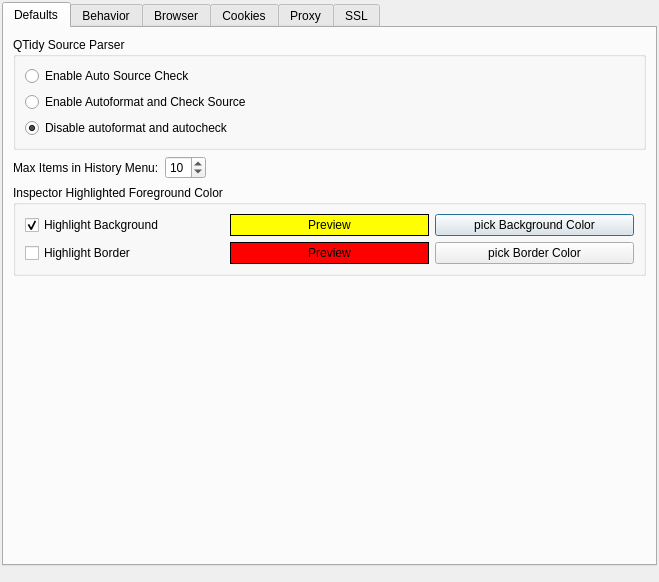
Before: the Qt Designer form src/configdialog/configdialogui.ui in HJCMS/xhtmldbg, drawn with Qt 5.
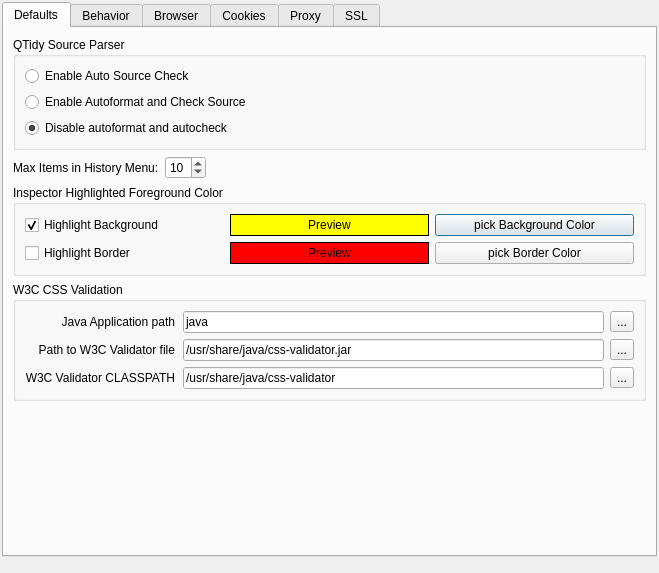
After: the same form once the commit is applied. Custom widgets are drawn as their Qt base class.

Diff of the .ui file:
```diff
--- a/src/configdialog/configdialogui.ui
+++ b/src/configdialog/configdialogui.ui
@@ -7,7 +7,7 @@
     <x>0</x>
     <y>0</y>
     <width>659</width>
-    <height>582</height>
+    <height>573</height>
    </rect>
   </property>
   <property name="minimumSize">
@@ -226,6 +226,105 @@
          </layout>
         </widget>
        </item>
+       <item>
+        <widget class="QGroupBox" name="groupBox_2">
+         <property name="title">
+          <string>W3C CSS Validation</string>
+         </property>
+         <layout class="QGridLayout" name="gridLayout_5">
+          <item row="0" column="0">
+           <widget class="QLabel" name="css_appl_txt">
+            <property name="text">
+             <string>Java Application path</string>
+            </property>
+            <property name="alignment">
+             <set>Qt::AlignRight|Qt::AlignTrailing|Qt::AlignVCenter</set>
+            </property>
+            <property name="indent">
+             <number>2</number>
+            </property>
+           </widget>
+          </item>
+          <item row="0" column="1">
+           <widget class="QLineEdit" name="css_appl">
+            <property name="inputMask">
+             <string notr="true"/>
+            </property>
+            <property name="text">
+             <string>java</string>
+            </property>
+           </widget>
+          </item>
+          <item row="0" column="2">
+           <widget class="QToolButton" name="css_appl_btn">
+            <property name="text">
+             <string>...</string>
+            </property>
+           </widget>
+          </item>
+          <item row="1" column="0">
+           <widget class="QLabel" name="css_validator_txt">
+            <property name="text">
+             <string>Path to W3C Validator file</string>
+            </property>
+            <property name="alignment">
+             <set>Qt::AlignRight|Qt::AlignTrailing|Qt::AlignVCenter</set>
+            </property>
+            <property name="indent">
+             <number>2</number>
+            </property>
+           </widget>
+          </item>
+          <item row="1" column="1">
+           <widget class="QLineEdit" name="css_validator">
+            <property name="inputMask">
+             <string notr="true"/>
+            </property>
+            <property name="text">
+             <string>/usr/share/java/css-validator.jar</string>
+            </property>
+           </widget>
+          </item>
+          <item row="1" column="2">
+           <widget class="QToolButton" name="css_validator_btn">
+            <property name="text">
+             <string>...</string>
+            </property>
+           </widget>
+          </item>
+          <item row="2" column="0">
+           <widget class="QLabel" name="css_classpath_txt">
+            <property name="text">
+             <string>W3C Validator CLASSPATH</string>
+            </property>
+            <property name="alignment">
+             <set>Qt::AlignRight|Qt::AlignTrailing|Qt::AlignVCenter</set>
+            </property>
+            <property name="indent">
+             <number>2</number>
+            </property>
+           </widget>
+          </item>
+          <item row="2" column="1">
+           <widget class="QLineEdit" name="css_classpath">
+            <property name="inputMask">
+             <string notr="true"/>
+            </property>
+            <property name="text">
+             <string>/usr/share/java/css-validator</string>
+            </property>
+           </widget>
+          </item>
+          <item row="2" column="2">
+           <widget class="QToolButton" name="css_classpath_btn">
+            <property name="text">
+             <string>...</string>
+            </property>
+           </widget>
+          </item>
+         </layout>
+        </widget>
+       </item>
        <item>
         <spacer name="verticalSpacer">
          <property name="orientation">
```
